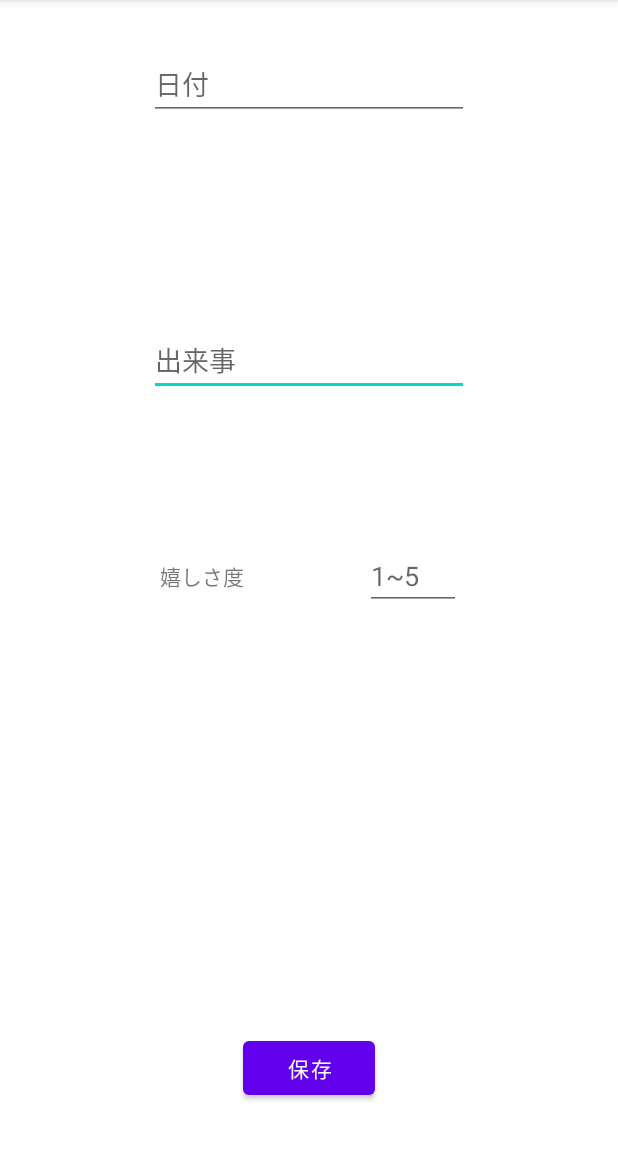
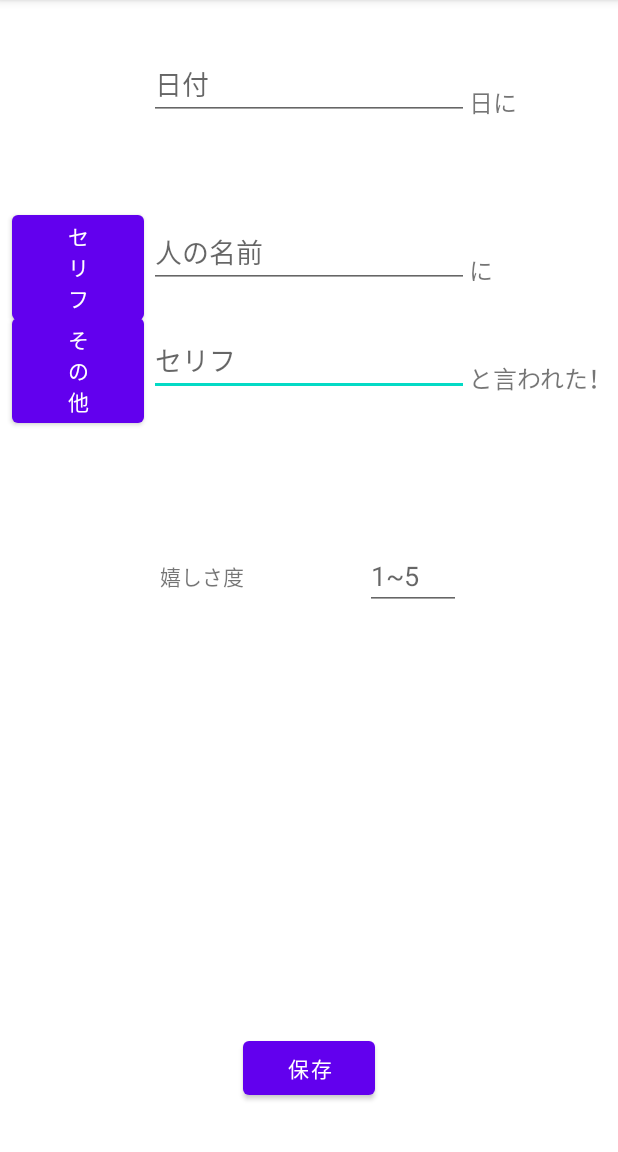
Before and after one commit to ogoogo/FeelingRecorder, an Android app: the WritingActivity screen opened directly, with no data from a screen before it, on a phone screen of 412 x 824 dp, the part 84-1236 px from its top. Run offline under Robolectric (Android 15) with nearby library versions, the phone set to English and light mode, and no system bars; libraries missing offline, so code that uses them is left out: io.realm.

Commit message:
feat:カエルのセリフとテンプレート実装

```diff
--- a/app/src/main/java/com/pico/ogoshi/feelingrecorder/Adapter.kt
+++ b/app/src/main/java/com/pico/ogoshi/feelingrecorder/Adapter.kt
@@ -27,7 +27,7 @@ class Adapter(
 
         override fun onBindViewHolder(holder: ViewHolder, position: Int) {
             val event :Memo= eventList?.get(position)?:return
-            holder.dateText.text=event.date.toString()
+            holder.dateText.text=event.date.toString()+"日"
             holder.eventText.text=event.event
 
 
--- a/app/src/main/java/com/pico/ogoshi/feelingrecorder/Memo.kt
+++ b/app/src/main/java/com/pico/ogoshi/feelingrecorder/Memo.kt
@@ -9,5 +9,8 @@ open class Memo (
     open var date :Int=0,
     open var event:String = "",
     open var barometer:Int=0,
-    open var good:Boolean=true
+    open var good:Boolean=true,
+    open var quoteOrNot:Boolean=true,
+    open var personName:String="",
+    open var quote:String=""
 ): RealmObject()
--- a/app/src/main/res/layout/activity_saved.xml
+++ b/app/src/main/res/layout/activity_saved.xml
@@ -22,7 +22,7 @@
             app:layout_constraintTop_toBottomOf="@+id/dateEditText" app:layout_constraintTop_toTopOf="parent"/>
     <TextView
             android:layout_width="300dp"
-            android:layout_height="200dp" android:id="@+id/massageTextView"
+            android:layout_height="200dp" android:id="@+id/messageTextView"
             app:layout_constraintEnd_toEndOf="parent"
             app:layout_constraintStart_toEndOf="@+id/goodButton" app:layout_constraintStart_toStartOf="parent"
             app:layout_constraintTop_toTopOf="parent"
--- a/app/src/main/res/layout/activity_writing.xml
+++ b/app/src/main/res/layout/activity_writing.xml
@@ -14,7 +14,7 @@
             android:inputType="text"
             android:ems="10"
             android:id="@+id/eventText"
-            android:hint="出来事" app:layout_constraintStart_toStartOf="parent"
+            android:hint="セリフ" app:layout_constraintStart_toStartOf="parent"
             app:layout_constraintEnd_toEndOf="parent"
             app:layout_constraintHorizontal_bias="0.5" app:layout_constraintBottom_toBottomOf="parent"
             app:layout_constraintTop_toTopOf="parent" app:layout_constraintVertical_bias="0.3"/>
@@ -26,7 +26,8 @@
             android:id="@+id/dateEditText"
             app:layout_constraintStart_toStartOf="parent"
             app:layout_constraintEnd_toEndOf="parent" app:layout_constraintTop_toTopOf="parent"
-            android:layout_marginTop="32dp" android:hint="日付"/>
+            android:layout_marginTop="32dp" android:hint="日付"
+    />
     <Button
             android:text="保存"
             android:layout_width="wrap_content"
@@ -52,6 +53,53 @@
             app:layout_constraintEnd_toEndOf="parent"
             app:layout_constraintTop_toTopOf="parent"
             app:layout_constraintBottom_toBottomOf="parent" app:layout_constraintHorizontal_bias="0.3"/>
+    <Button
+            android:text="セ\nリ\nフ"
+            android:layout_width="wrap_content"
+            android:layout_height="wrap_content" android:id="@+id/quoteButton"
+            app:layout_constraintStart_toStartOf="parent" android:layout_marginStart="8dp"
+            app:layout_constraintTop_toTopOf="parent"
+            app:layout_constraintBottom_toBottomOf="parent" app:layout_constraintVertical_bias="0.2"/>
+    <Button
+            android:text="そ\nの\n他"
+            android:layout_width="wrap_content"
+            android:layout_height="wrap_content" android:id="@+id/otherButton"
+            app:layout_constraintStart_toStartOf="parent" android:layout_marginStart="8dp"
+            app:layout_constraintTop_toTopOf="parent"
+            app:layout_constraintBottom_toBottomOf="parent" app:layout_constraintVertical_bias="0.3"/>
+    <TextView
+            android:text="日に"
+            android:layout_width="wrap_content"
+            android:layout_height="wrap_content" android:id="@+id/textView"
+            app:layout_constraintStart_toEndOf="@+id/dateEditText"
+            app:layout_constraintBottom_toBottomOf="@+id/dateEditText"
+            android:textSize="16sp"/>
+    <EditText
+            android:layout_width="wrap_content"
+            android:layout_height="wrap_content"
+            android:inputType="textPersonName"
+            android:hint="人の名前"
+            android:ems="10"
+            android:id="@+id/PersonEditText" tools:layout_editor_absoluteY="126dp"
+            tools:layout_editor_absoluteX="102dp"
+            app:layout_constraintHorizontal_bias="0.5" app:layout_constraintBottom_toBottomOf="parent"
+            app:layout_constraintTop_toTopOf="parent" app:layout_constraintVertical_bias="0.2"
+            app:layout_constraintStart_toStartOf="parent"
+            app:layout_constraintEnd_toEndOf="parent"/>
+    <TextView
+            android:text="に"
+            android:layout_width="wrap_content"
+            android:layout_height="wrap_content" android:id="@+id/textView2"
+            app:layout_constraintStart_toEndOf="@+id/PersonEditText"
+            app:layout_constraintBottom_toBottomOf="@+id/PersonEditText"
+            android:textSize="16sp"/>
+    <TextView
+            android:text="と言われた！"
+            android:layout_width="wrap_content"
+            android:layout_height="wrap_content" android:id="@+id/textView3"
+            app:layout_constraintStart_toEndOf="@+id/eventText"
+            app:layout_constraintBottom_toBottomOf="@+id/eventText"
+            android:textSize="16sp"/>
 
 
 </androidx.constraintlayout.widget.ConstraintLayout>
```
Also changed, not shown: app/src/main/java/com/pico/ogoshi/feelingrecorder/MainActivity.kt (+12 -2 lines), app/src/main/java/com/pico/ogoshi/feelingrecorder/SavedActivity.kt (+16 -3 lines), app/src/main/java/com/pico/ogoshi/feelingrecorder/WritingActivity.kt (+40 -5 lines).
